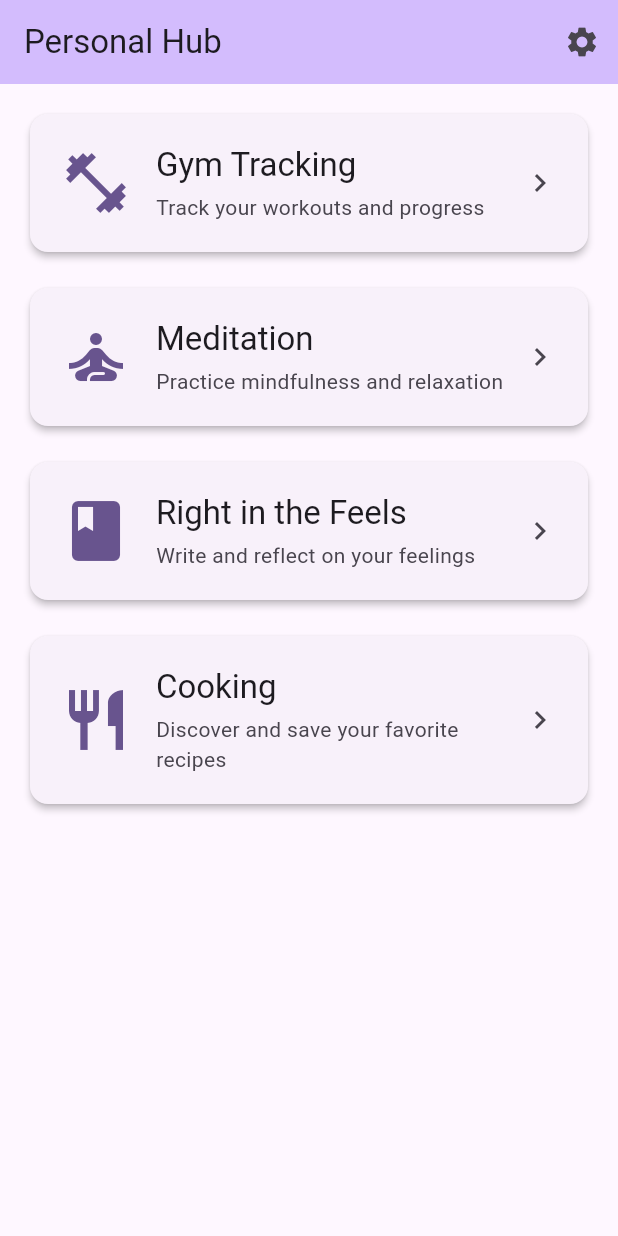
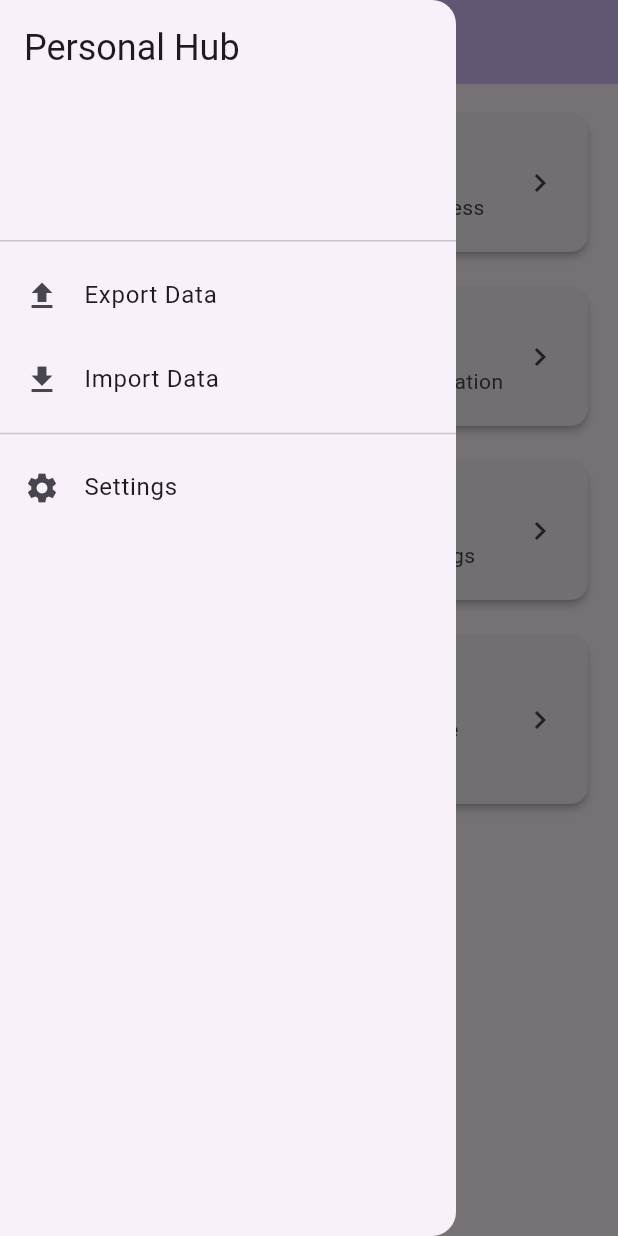
Before and after one commit to hannesSchwanzer/Personal-Hub-App, a Flutter app: the screen it shows after launch, with the side drawer open (before the commit the screen has no drawer), on a phone screen of 412 x 824 dp. Run offline on Flutter 3.47's test engine with Material 3 defaults, Android fonts, the phone set to English and light mode, and no system bars; our stand-ins replace drift, file_picker, flutter_colorpicker, flutter_riverpod, shared_preferences; accounts and stored records are empty; generated files the repository leaves out were written again.

Commit message:
feat: Add backup service and localization for backup

```diff
--- a/lib/l10n/app_de.arb
+++ b/lib/l10n/app_de.arb
@@ -2,6 +2,15 @@
   "settings": "Einstellungen",
   "languagePickerTitle": "Sprachauswahl",
   "noAdditionalSettings": "Keine weiteren Einstellungen",
+
+  "exportData": "Daten exportieren",
+  "exportSuccess": "Daten erfolgreich exportiert",
+  "exportFailed": "Exportieren der Daten fehlgeschlagen",
+  "exportCancelled": "Export abgebrochen",
+  "importData": "Daten importieren",
+  "importSuccess": "Daten erfolgreich importiert",
+  "importFailed": "Importieren der Daten fehlgeschlagen",
+  "importCancelled": "Import abgebrochen",
 
   "personalHub": "Persönlicher Hub",
   "hubFeatureGymTracking": "Trainings-Tracking",
--- a/lib/l10n/app_en.arb
+++ b/lib/l10n/app_en.arb
@@ -2,6 +2,15 @@
   "settings": "Settings",
   "languagePickerTitle": "Language Picker",
   "noAdditionalSettings": "No Additional Settings",
+
+  "exportData": "Export Data",
+  "exportSuccess": "Data exported successfully",
+  "exportFailed": "Failed to export data",
+  "exportCancelled": "Export cancelled",
+  "importData": "Import Data",
+  "importSuccess": "Data imported successfully",
+  "importFailed": "Failed to import data",
+  "importCancelled": "Import cancelled",
 
   "personalHub": "Personal Hub",
   "hubFeatureGymTracking": "Gym Tracking",
--- a/lib/l10n/app_localizations.dart
+++ b/lib/l10n/app_localizations.dart
@@ -115,6 +115,54 @@ abstract class AppLocalizations {
   /// In en, this message translates to:
   /// **'No Additional Settings'**
   String get noAdditionalSettings;
+
+  /// No description provided for @exportData.
+  ///
+  /// In en, this message translates to:
+  /// **'Export Data'**
+  String get exportData;
+
+  /// No description provided for @exportSuccess.
+  ///
+  /// In en, this message translates to:
+  /// **'Data exported successfully'**
+  String get exportSuccess;
+
+  /// No description provided for @exportFailed.
+  ///
+  /// In en, this message translates to:
+  /// **'Failed to export data'**
+  String get exportFailed;
+
+  /// No description provided for @exportCancelled.
+  ///
+  /// In en, this message translates to:
+  /// **'Export cancelled'**
+  String get exportCancelled;
+
+  /// No description provided for @importData.
+  ///
+  /// In en, this message translates to:
+  /// **'Import Data'**
+  String get importData;
+
+  /// No description provided for @importSuccess.
+  ///
+  /// In en, this message translates to:
+  /// **'Data imported successfully'**
+  String get importSuccess;
+
+  /// No description provided for @importFailed.
+  ///
+  /// In en, this message translates to:
+  /// **'Failed to import data'**
+  String get importFailed;
+
+  /// No description provided for @importCancelled.
+  ///
+  /// In en, this message translates to:
+  /// **'Import cancelled'**
+  String get importCancelled;
 
   /// No description provided for @personalHub.
   ///
--- a/lib/l10n/app_localizations_en.dart
+++ b/lib/l10n/app_localizations_en.dart
@@ -16,6 +16,30 @@ class AppLocalizationsEn extends AppLocalizations {
 
   @override
   String get noAdditionalSettings => 'No Additional Settings';
+
+  @override
+  String get exportData => 'Export Data';
+
+  @override
+  String get exportSuccess => 'Data exported successfully';
+
+  @override
+  String get exportFailed => 'Failed to export data';
+
+  @override
+  String get exportCancelled => 'Export cancelled';
+
+  @override
+  String get importData => 'Import Data';
+
+  @override
+  String get importSuccess => 'Data imported successfully';
+
+  @override
+  String get importFailed => 'Failed to import data';
+
+  @override
+  String get importCancelled => 'Import cancelled';
 
   @override
   String get personalHub => 'Personal Hub';
--- a/lib/ui/hub/widgets/hub_view.dart
+++ b/lib/ui/hub/widgets/hub_view.dart
@@ -1,3 +1,5 @@
+import 'dart:typed_data';
+
 import 'package:flutter/material.dart';
 import 'package:personal_hub_app/l10n/app_localizations.dart';
 import 'package:personal_hub_app/ui/cooking/widgets/cooking_view.dart';
@@ -6,64 +8,158 @@ import 'package:personal_hub_app/ui/meditation/widgets/meditation_view.dart';
 import 'package:personal_hub_app/ui/right_in_the_feels/screens/right_in_the_feels_view.dart';
 import 'package:personal_hub_app/ui/core/widgets/hub_feature_card.dart';
 import 'package:personal_hub_app/ui/settings/widgets/settings_view.dart';
+import 'package:flutter_riverpod/flutter_riverpod.dart';
+import 'package:file_picker/file_picker.dart';
+import 'package:personal_hub_app/utils/providers.dart';
 
-/// The main hub screen that links to all features in the app.
-class HubView extends StatelessWidget {
+class HubView extends ConsumerWidget {
   const HubView({super.key});
 
   @override
-  Widget build(BuildContext context) {
+  Widget build(BuildContext context, WidgetRef ref) {
+    final l10n = AppLocalizations.of(context)!;
+    final backupService = ref.read(backupServiceProvider);
+
     return Scaffold(
       appBar: AppBar(
-        title: Text(AppLocalizations.of(context)!.personalHub),
+        title: Text(l10n.personalHub),
         backgroundColor: Theme.of(context).colorScheme.inversePrimary,
-        actions: [
-          IconButton(
-            icon: const Icon(Icons.settings),
-            tooltip: AppLocalizations.of(context)!.settings,
-            onPressed: () {
-              Navigator.push(
-                context,
-                MaterialPageRoute(
-                  builder: (context) => const SettingsView(),
-                ),
-              );
-            },
+        leading: Builder(
+          builder: (context) => IconButton(
+            icon: const Icon(Icons.menu),
+            tooltip: l10n.settings, // Menu
+            onPressed: () => Scaffold.of(context).openDrawer(),
           ),
-        ],
+        ),
+      ),
+      drawer: Drawer(
+        child: ListView(
+          children: [
+            DrawerHeader(
+              child: Text(
+                l10n.personalHub,
+                style: Theme.of(context).textTheme.headlineSmall,
+              ),
+            ),
+            ListTile(
+              leading: const Icon(Icons.file_upload),
+              title: Text(l10n.exportData),
+              onTap: () async {
+                Navigator.pop(context);
+                try {
+                  // 1. Obtain the backup bytes from your backup service (adjust method name as needed)
+                  final Uint8List backupBytes = await backupService
+                      .exportBackupBytes();
+
+                  // 2. Let the user save/share this file
+                  final result = await FilePicker.platform.saveFile(
+                    dialogTitle: l10n.exportData,
+                    fileName: "personal_hub_backup.json",
+                    bytes: backupBytes,
+                  );
+
+                  if (result != null) {
+                    if (context.mounted) {
+                      ScaffoldMessenger.of(context).showSnackBar(
+                        SnackBar(content: Text(l10n.exportSuccess)),
+                      );
+                    }
+                  } else {
+                    if (context.mounted) {
+                      ScaffoldMessenger.of(context).showSnackBar(
+                        SnackBar(content: Text(l10n.exportCancelled)),
+                      );
+                    }
+                  }
+                } catch (e) {
+                  if (context.mounted) {
+                    ScaffoldMessenger.of(context).showSnackBar(
+                      SnackBar(content: Text(l10n.exportFailed + ": $e")),
+                    );
+                  }
+                }
+              },
+            ),
+            ListTile(
+              leading: const Icon(Icons.file_download),
+              title: Text(l10n.importData),
+              onTap: () async {
+                Navigator.pop(context);
+                final result = await FilePicker.platform.pickFiles(
+                  dialogTitle: l10n.importData,
+                  type: FileType.custom,
+                  allowedExtensions: ['json'],
+                );
+                final filePath = result?.files.single.path;
+                if (filePath != null) {
+                  try {
+                    await backupService.importBackup(filePath);
+                    if (context.mounted) {
+                      ScaffoldMessenger.of(context).showSnackBar(
+                        SnackBar(content: Text(l10n.importSuccess)),
+                      );
+                    }
+                  } catch (e) {
+                    if (context.mounted) {
+                      ScaffoldMessenger.of(context).showSnackBar(
+                        SnackBar(content: Text(l10n.importFailed + ": $e")),
+                      );
+                    }
+                    rethrow;
+                  }
+                } else {
+                  if (context.mounted) {
+                    ScaffoldMessenger.of(context).showSnackBar(
+                      SnackBar(content: Text(l10n.importCancelled)),
+                    );
+                  }
+                }
+              },
+            ),
+            const Divider(),
+            ListTile(
+              leading: const Icon(Icons.settings),
+              title: Text(l10n.settings),
+              onTap: () {
+                Navigator.pop(context);
+                Navigator.push(
+                  context,
+                  MaterialPageRoute(builder: (context) => const SettingsView()),
+                );
+              },
+            ),
+          ],
+        ),
       ),
       body: Padding(
         padding: const EdgeInsets.all(16.0),
         child: Column(
           crossAxisAlignment: CrossAxisAlignment.stretch,
           children: [
-            // Remove demo helloWorld text unless you want it.
-            // Text(AppLocalizations.of(context)!.helloWorld),
-            // const SizedBox(height: 16),
             HubFeatureCard(
-              title: AppLocalizations.of(context)!.hubFeatureGymTracking,
-              description: AppLocalizations.of(context)!.hubFeatureGymTrackingDesc,
+              title: l10n.hubFeatureGymTracking,
+              description: l10n.hubFeatureGymTrackingDesc,
               icon: Icons.fitness_center,
               onTap: () => _navigateTo(context, const GymView()),
             ),
             const SizedBox(height: 16),
             HubFeatureCard(
-              title: AppLocalizations.of(context)!.hubFeatureMeditation,
-              description: AppLocalizations.of(context)!.hubFeatureMeditationDesc,
+              title: l10n.hubFeatureMeditation,
+              description: l10n.hubFeatureMeditationDesc,
               icon: Icons.self_improvement,
               onTap: () => _navigateTo(context, const MeditationView()),
             ),
             const SizedBox(height: 16),
             HubFeatureCard(
-              title: AppLocalizations.of(context)!.hubFeatureFeels,
-              description: AppLocalizations.of(context)!.hubFeatureFeelsDesc,
+              title: l10n.hubFeatureFeels,
+              description: l10n.hubFeatureFeelsDesc,
               icon: Icons.book,
               onTap: () => _navigateTo(context, const RightInTheFeelsView()),
             ),
             const SizedBox(height: 16),
             HubFeatureCard(
-              title: AppLocalizations.of(context)!.hubFeatureCooking,
-              description: AppLocalizations.of(context)!.hubFeatureCookingDesc,
+              title: l10n.hubFeatureCooking,
+              description: l10n.hubFeatureCookingDesc,
               icon: Icons.restaurant,
               onTap: () => _navigateTo(context, const CookingView()),
             ),
@@ -74,9 +170,6 @@ class HubView extends StatelessWidget {
   }
 
   void _navigateTo(BuildContext context, Widget page) {
-    Navigator.push(
-      context,
-      MaterialPageRoute(builder: (context) => page),
-    );
+    Navigator.push(context, MaterialPageRoute(builder: (context) => page));
   }
 }
--- a/lib/utils/providers.dart
+++ b/lib/utils/providers.dart
@@ -5,10 +5,12 @@ import 'package:personal_hub_app/data/database/daos/journal_reflection_dao.dart'
 import 'package:personal_hub_app/data/repositories/journal_entry_reporsitory_impl.dart';
 import 'package:personal_hub_app/data/repositories/journal_reflection_repository_impl.dart';
 import 'package:personal_hub_app/data/repositories/settings_repository_impl.dart';
+import 'package:personal_hub_app/data/services/backup_service_impl.dart';
 import 'package:personal_hub_app/domain/entities/settings.dart';
 import 'package:personal_hub_app/domain/repositories/journal_entry_repository.dart';
 import 'package:personal_hub_app/domain/repositories/journal_reflection_repository.dart';
 import 'package:personal_hub_app/domain/repositories/settings_repository.dart';
+import 'package:personal_hub_app/domain/services/backup_service.dart';
 import 'package:personal_hub_app/ui/settings/view_models/settings_notifier.dart';
 
 final settingsNotifierProvider = NotifierProvider<SettingsNotifier, Settings>(
@@ -43,3 +45,8 @@ final journalReflectionRepositoryProvider =
       final dao = ref.watch(journalReflectionDaoProvider);
       return JournalReflectionRepositoryImpl(dao);
     });
+
+final backupServiceProvider = Provider<BackupService>((ref) {
+  final db = ref.watch(databaseProvider);
+  return BackupServiceImpl(db);
+});
--- a/pubspec.yaml
+++ b/pubspec.yaml
@@ -46,6 +46,7 @@ dependencies:
   flutter_riverpod: ^3.2.1
   flutter_colorpicker: ^1.1.0
   shared_preferences: ^2.2.2
+  file_picker: ^10.1.9
 
 dev_dependencies:
   flutter_test:
```
Also changed, not shown: lib/data/services/backup_service_impl.dart (added, +125 -0 lines), lib/domain/services/backup_service.dart (added, +9 -0 lines), lib/l10n/app_localizations_de.dart (+24 -0 lines), pubspec.lock, 2 other files. Lines whose indentation alone changed are shown as unchanged.
